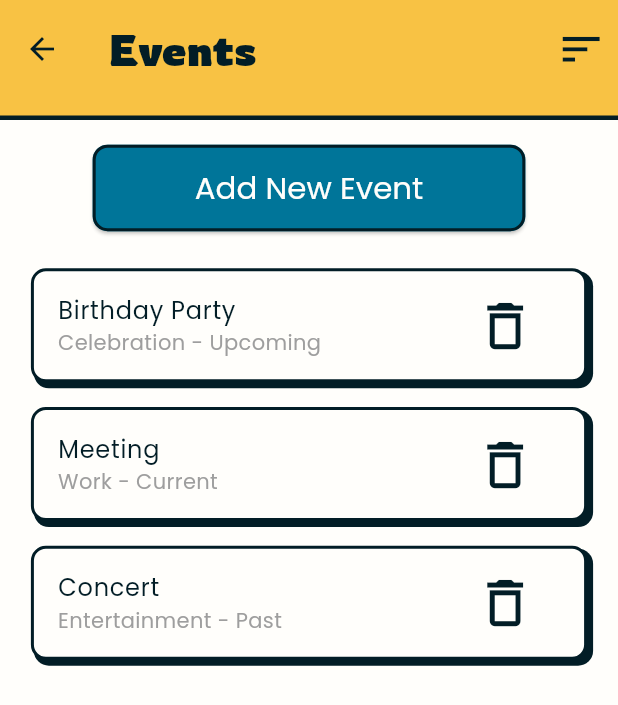
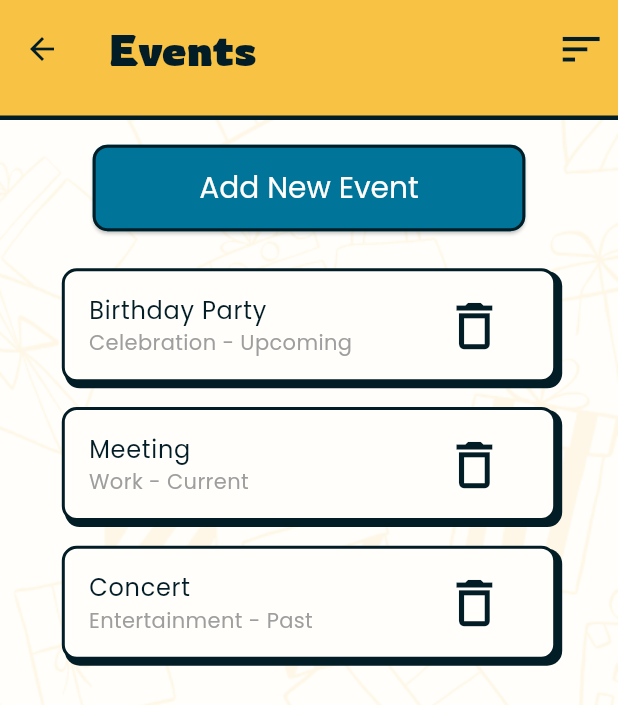
Before and after one commit to Norhan-salem/Hedieaty, a Flutter app: the screen it shows after launch, after a tap on "Create Your Own Event", on a phone screen of 412 x 824 dp. Shown: the top 705 px of the screen. Run offline on Flutter 3.47's test engine with Material 3 defaults, Android fonts, the light colour scheme and no system bars.

Commit message:
Added a Background image

```diff
--- a/lib/presentation/screens/events_list_screen.dart
+++ b/lib/presentation/screens/events_list_screen.dart
@@ -1,14 +1,16 @@
 import 'package:flutter/material.dart';
+import 'package:hedieaty_flutter_application/presentation/widgets/background_image_container.dart';
 import 'package:hedieaty_flutter_application/presentation/widgets/create_event_button.dart';
 import '../widgets/custom_app_bar.dart';
 import '../widgets/event_list.dart';
 
-class EventListPage extends StatelessWidget {
-  const EventListPage({Key? key}) : super(key: key);
+class EventsListScreen extends StatelessWidget {
+  const EventsListScreen({Key? key}) : super(key: key);
 
   @override
   Widget build(BuildContext context) {
     double screenHeight = MediaQuery.of(context).size.height;
+    double screenWidth = MediaQuery.of(context).size.width;
     double appBarPadding = screenHeight * 0.02;
 
     return Scaffold(
@@ -16,16 +18,28 @@ class EventListPage extends StatelessWidget {
         title: 'Events',
         actionIcon: Icons.sort,
         onActionPressed: () {
-          //To-Do: display mini menu of sorting options
+          // To-Do: display mini menu of sorting options
         },
       ),
-      body: Column(
+      body: Stack(
         children: [
-          SizedBox(height: appBarPadding),
-          CreateEventButton(buttonText: 'Add New Event', onPressed: () {}),
-          SizedBox(height: appBarPadding),
-          Expanded(
-            child: EventList(),
+          BackgroundContainer(
+            child: Padding(
+              padding: EdgeInsets.symmetric(horizontal: screenWidth * 0.05),
+              child: Column(
+                children: [
+                  SizedBox(height: appBarPadding),
+                  CreateEventButton(
+                    buttonText: 'Add New Event',
+                    onPressed: () {},
+                  ),
+                  SizedBox(height: appBarPadding),
+                  Expanded(
+                    child: EventList(),
+                  ),
+                ],
+              ),
+            ),
           ),
         ],
       ),
--- a/lib/presentation/screens/home_screen.dart
+++ b/lib/presentation/screens/home_screen.dart
@@ -1,4 +1,5 @@
 import 'package:flutter/material.dart';
+import 'package:hedieaty_flutter_application/presentation/widgets/background_image_container.dart';
 import '../widgets/add_friend_button.dart';
 import '../widgets/create_event_button.dart';
 import '../widgets/friend_list.dart';
@@ -10,6 +11,7 @@ class HomeScreen extends StatelessWidget {
 
   @override
   Widget build(BuildContext context) {
+    double screenWidth = MediaQuery.of(context).size.width;
     double screenHeight = MediaQuery.of(context).size.height;
     double appBarPadding = screenHeight * 0.02;
 
@@ -18,10 +20,13 @@ class HomeScreen extends StatelessWidget {
         title: 'Friends',
         actionIcon: Icons.search,
         onActionPressed: () {
-          //To-Do implement search functionality
+          // To-Do: implement search functionality
         },
       ),
-      body: Column(
+      body: Stack(
+        children: [
+          BackgroundContainer(
+            child: Column(
               children: [
                 SizedBox(height: appBarPadding),
                 CreateEventButton(
@@ -29,7 +34,8 @@ class HomeScreen extends StatelessWidget {
                   onPressed: () {
                     Navigator.push(
                       context,
-                MaterialPageRoute(builder: (context) => EventListPage()),
+                      MaterialPageRoute(
+                          builder: (context) => EventsListScreen()),
                     );
                   },
                 ),
@@ -39,6 +45,9 @@ class HomeScreen extends StatelessWidget {
                 ),
               ],
             ),
+          ),
+        ],
+      ),
       floatingActionButton: AddFriendButton(),
     );
   }
--- /dev/null
+++ b/lib/presentation/widgets/background_image_container.dart
@@ -0,0 +1,25 @@
+import 'package:flutter/material.dart';
+
+class BackgroundContainer extends StatelessWidget {
+  final Widget child;
+
+  const BackgroundContainer({Key? key, required this.child}) : super(key: key);
+
+  @override
+  Widget build(BuildContext context) {
+    double screenHeight = MediaQuery.of(context).size.height;
+    double screenWidth = MediaQuery.of(context).size.width;
+
+    return Container(
+      height: screenHeight,
+      width: screenWidth,
+      decoration: BoxDecoration(
+        image: DecorationImage(
+          image: AssetImage('assets/images/light_bg.png'),
+          fit: BoxFit.cover,
+        ),
+      ),
+      child: child,
+    );
+  }
+}
--- a/lib/presentation/widgets/create_event_button.dart
+++ b/lib/presentation/widgets/create_event_button.dart
@@ -22,7 +22,7 @@ class CreateEventButton extends StatelessWidget {
       child: ElevatedButton(
         style: ElevatedButton.styleFrom(
           textStyle: TextStyle(
-            fontSize: screenWidth * 0.05,
+            fontSize: screenWidth * 0.048,
             fontFamily: 'Poppins',
             color: ColorPalette.eggShell,
           ),
```
Also changed, not shown: assets/images/light_bg.png (added). Lines whose indentation alone changed are shown as unchanged.
